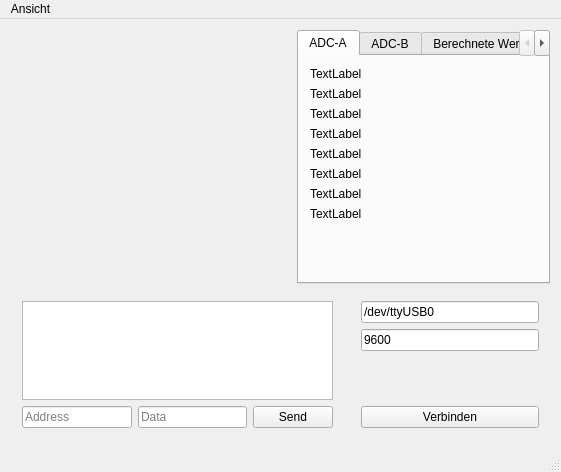
Above: mainwindow.ui from aul12/RobotDebug before the change. Below: the same form after it.
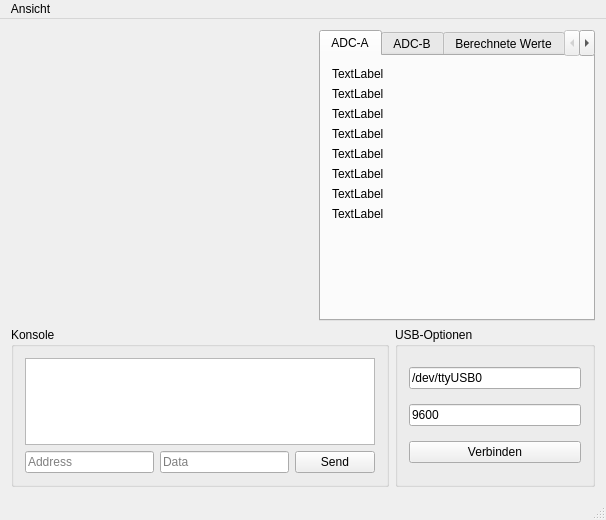
That is the form after the change.

```diff
--- a/mainwindow.ui
+++ b/mainwindow.ui
@@ -6,8 +6,8 @@
    <rect>
     <x>0</x>
     <y>0</y>
-    <width>561</width>
-    <height>472</height>
+    <width>606</width>
+    <height>520</height>
    </rect>
   </property>
   <property name="windowTitle">
@@ -15,7 +15,20 @@
   </property>
   <widget class="QWidget" name="centralWidget">
    <layout class="QGridLayout" name="gridLayout">
-    <item row="1" column="1">
+    <item row="0" column="0">
+     <spacer name="verticalSpacer">
+      <property name="orientation">
+       <enum>Qt::Vertical</enum>
+      </property>
+      <property name="sizeHint" stdset="0">
+       <size>
+        <width>20</width>
+        <height>40</height>
+       </size>
+      </property>
+     </spacer>
+    </item>
+    <item row="0" column="1">
      <spacer name="horizontalSpacer">
       <property name="orientation">
        <enum>Qt::Horizontal</enum>
@@ -28,7 +41,7 @@
       </property>
      </spacer>
     </item>
-    <item row="0" column="2" rowspan="2">
+    <item row="0" column="2">
      <widget class="QTabWidget" name="tabWidget">
       <property name="maximumSize">
        <size>
@@ -545,16 +558,22 @@
       </widget>
      </widget>
     </item>
-    <item row="2" column="0" colspan="3">
+    <item row="1" column="0" colspan="3">
      <layout class="QHBoxLayout" name="horizontalLayout_2">
       <item>
-       <widget class="QFrame" name="frameConsole">
+       <widget class="QGroupBox" name="groupBoxConsole">
         <property name="maximumSize">
          <size>
           <width>16777215</width>
           <height>160</height>
          </size>
         </property>
+        <property name="title">
+         <string>Konsole</string>
+        </property>
+        <property name="flat">
+         <bool>false</bool>
+        </property>
         <layout class="QVBoxLayout" name="verticalLayout_8">
          <item>
           <widget class="QTextBrowser" name="textBrowser">
@@ -601,26 +620,17 @@
        </widget>
       </item>
       <item>
-       <widget class="QFrame" name="frameUSB">
-        <property name="minimumSize">
-         <size>
-          <width>200</width>
-          <height>0</height>
-         </size>
-        </property>
+       <widget class="QGroupBox" name="groupBoxUSB">
         <property name="maximumSize">
          <size>
           <width>200</width>
-          <height>160</height>
+          <height>16777215</height>
          </size>
         </property>
-        <property name="frameShape">
-         <enum>QFrame::NoFrame</enum>
+        <property name="title">
+         <string>USB-Optionen</string>
         </property>
-        <property name="frameShadow">
-         <enum>QFrame::Raised</enum>
-        </property>
-        <layout class="QVBoxLayout" name="verticalLayout_4">
+        <layout class="QVBoxLayout" name="verticalLayout_10">
          <item>
           <widget class="QLineEdit" name="lineEditPort">
            <property name="maximumSize">
@@ -647,19 +657,6 @@
            </property>
           </widget>
          </item>
-         <item>
-          <spacer name="verticalSpacer_2">
-           <property name="orientation">
-            <enum>Qt::Vertical</enum>
-           </property>
-           <property name="sizeHint" stdset="0">
-            <size>
-             <width>20</width>
-             <height>40</height>
-            </size>
-           </property>
-          </spacer>
-         </item>
          <item>
           <widget class="QPushButton" name="pushConnect">
            <property name="maximumSize">
@@ -678,19 +675,6 @@
       </item>
      </layout>
     </item>
-    <item row="1" column="0">
-     <spacer name="verticalSpacer">
-      <property name="orientation">
-       <enum>Qt::Vertical</enum>
-      </property>
-      <property name="sizeHint" stdset="0">
-       <size>
-        <width>20</width>
-        <height>40</height>
-       </size>
-      </property>
-     </spacer>
-    </item>
    </layout>
    <zorder>verticalSpacer</zorder>
    <zorder>horizontalSpacer</zorder>
@@ -702,7 +686,7 @@
     <rect>
      <x>0</x>
      <y>0</y>
-     <width>561</width>
+     <width>606</width>
      <height>19</height>
     </rect>
    </property>
```
Left out of the diff: 1 changed line with no effect on the pictures.
